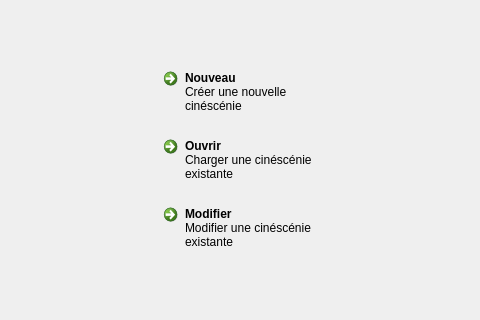
Old version of the form src/MainWindow.ui in the repository Folcogh/NVM; both pictures show x 272 to 752 and y 224 to 544 of the 1024 by 768 pixel window.
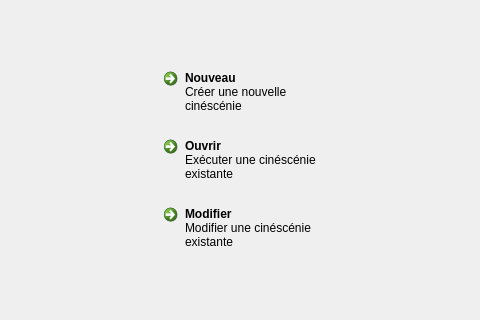
New version of the form.

Patch:
```diff
--- a/src/MainWindow.ui
+++ b/src/MainWindow.ui
@@ -66,7 +66,7 @@
           <string>Ouvrir</string>
          </property>
          <property name="description">
-          <string>Charger une cinéscénie existante</string>
+          <string>Exécuter une cinéscénie existante</string>
          </property>
         </widget>
        </item>
```
